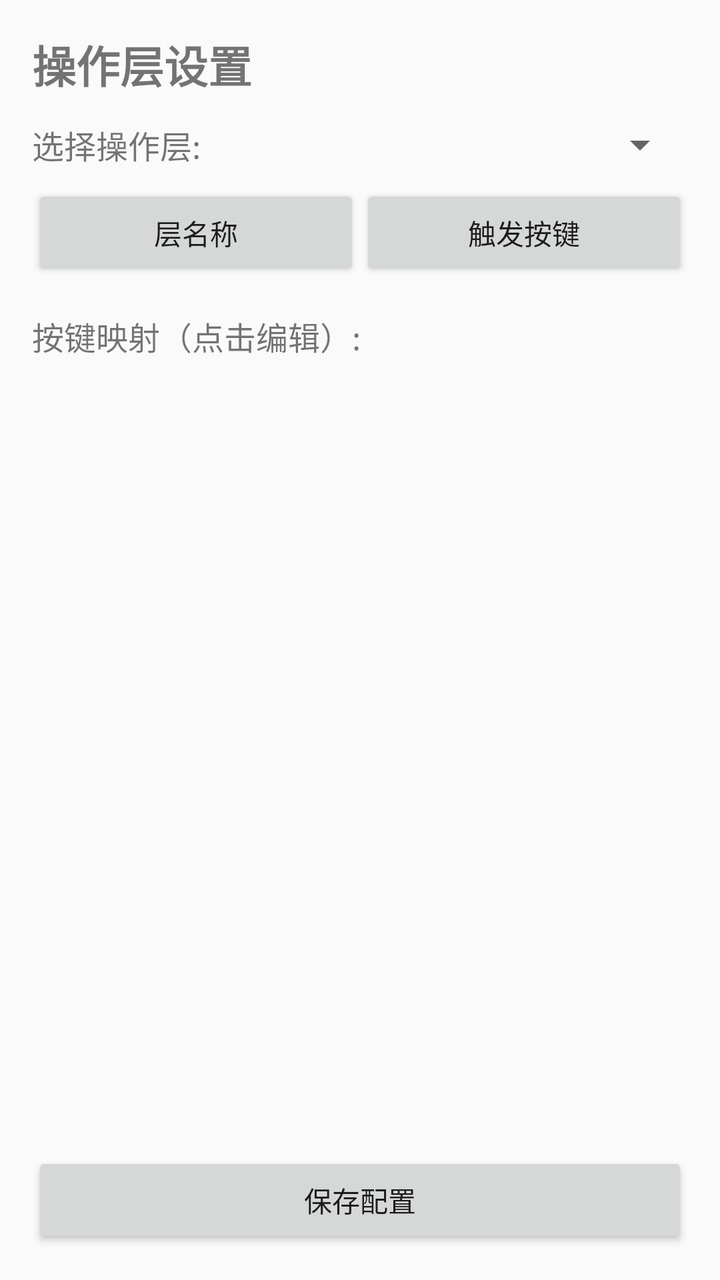
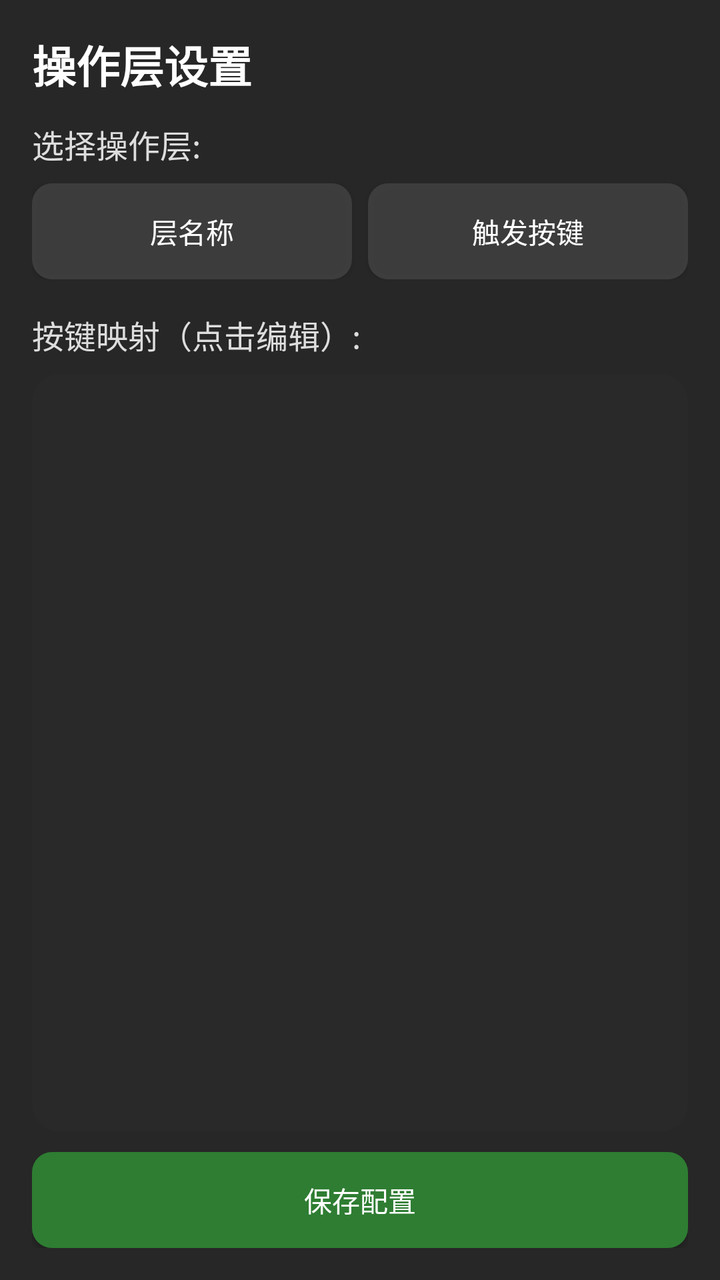

Before-and-after screenshots of an Android layout around one commit, followed by the original layout XML and the change that was made.
<!-- AndroidManifest.xml: application theme Theme.AppCompat.DayNight.DarkActionBar -->
<!-- res/layout/activity_layer_edit.xml -->
<?xml version="1.0" encoding="utf-8"?>
<LinearLayout xmlns:android="http://schemas.android.com/apk/res/android"
    android:layout_width="match_parent"
    android:layout_height="match_parent"
    android:orientation="vertical"
    android:padding="16dp">

    
    <TextView
        android:layout_width="match_parent"
        android:layout_height="wrap_content"
        android:text="操作层设置"
        android:textSize="22sp"
        android:textStyle="bold"
        android:paddingBottom="12dp" />

    
    <LinearLayout
        android:layout_width="match_parent"
        android:layout_height="wrap_content"
        android:orientation="horizontal"
        android:gravity="center_vertical"
        android:paddingBottom="8dp">

        <TextView
            android:layout_width="wrap_content"
            android:layout_height="wrap_content"
            android:text="选择操作层: "
            android:textSize="16sp" />

        
        <Spinner
            android:id="@+id/spinner_layer"
            android:layout_width="0dp"
            android:layout_height="wrap_content"
            android:layout_weight="1" />
    </LinearLayout>

    
    <LinearLayout
        android:layout_width="match_parent"
        android:layout_height="wrap_content"
        android:orientation="horizontal"
        android:paddingBottom="8dp">

        
        <Button
            android:id="@+id/btn_edit_layer_name"
            android:layout_width="0dp"
            android:layout_height="wrap_content"
            android:layout_weight="1"
            android:text="层名称" />

        
        <Button
            android:id="@+id/btn_edit_trigger"
            android:layout_width="0dp"
            android:layout_height="wrap_content"
            android:layout_weight="1"
            android:text="触发按键" />
    </LinearLayout>

    
    <TextView
        android:layout_width="match_parent"
        android:layout_height="wrap_content"
        android:text="按键映射（点击编辑）:"
        android:textSize="16sp"
        android:paddingTop="8dp"
        android:paddingBottom="8dp" />

    
    <ListView
        android:id="@+id/list_mappings"
        android:layout_width="match_parent"
        android:layout_height="0dp"
        android:layout_weight="1" />

    
    <Button
        android:id="@+id/btn_save"
        android:layout_width="match_parent"
        android:layout_height="wrap_content"
        android:text="保存配置"
        android:layout_marginTop="8dp" />

</LinearLayout>
<!-- resources referenced by this layout -->
<resources>

</resources>

<!-- the commit's change to res/layout/activity_layer_edit.xml (unified diff, before → after) -->
@@ -3,6 +3,7 @@
     android:layout_width="match_parent"
     android:layout_height="match_parent"
     android:orientation="vertical"
+    android:background="@drawable/bg_panel"
     android:padding="16dp">
 
     
@@ -12,6 +13,7 @@
         android:text="操作层设置"
         android:textSize="22sp"
         android:textStyle="bold"
+        android:textColor="#FFFFFFFF"
         android:paddingBottom="12dp" />
 
     
@@ -26,14 +28,18 @@
             android:layout_width="wrap_content"
             android:layout_height="wrap_content"
             android:text="选择操作层: "
-            android:textSize="16sp" />
+            android:textSize="16sp"
+            android:textColor="#FFDDDDDD" />
 
         
         <Spinner
             android:id="@+id/spinner_layer"
             android:layout_width="0dp"
             android:layout_height="wrap_content"
-            android:layout_weight="1" />
+            android:layout_weight="1"
+            android:background="@drawable/bg_input"
+            android:textColor="#FFFFFFFF"
+            android:paddingHorizontal="10dp" />
     </LinearLayout>
 
     
@@ -49,7 +55,10 @@
             android:layout_width="0dp"
             android:layout_height="wrap_content"
             android:layout_weight="1"
-            android:text="层名称" />
+            android:layout_marginEnd="4dp"
+            android:text="层名称"
+            android:textColor="#FFFFFFFF"
+            android:background="@drawable/bg_button" />
 
         
         <Button
@@ -57,7 +66,10 @@
             android:layout_width="0dp"
             android:layout_height="wrap_content"
             android:layout_weight="1"
-            android:text="触发按键" />
+            android:layout_marginStart="4dp"
+            android:text="触发按键"
+            android:textColor="#FFFFFFFF"
+            android:background="@drawable/bg_button" />
     </LinearLayout>
 
     
@@ -66,6 +78,7 @@
         android:layout_height="wrap_content"
         android:text="按键映射（点击编辑）:"
         android:textSize="16sp"
+        android:textColor="#FFDDDDDD"
         android:paddingTop="8dp"
         android:paddingBottom="8dp" />
 
@@ -74,7 +87,11 @@
         android:id="@+id/list_mappings"
         android:layout_width="match_parent"
         android:layout_height="0dp"
-        android:layout_weight="1" />
+        android:layout_weight="1"
+        android:background="@drawable/bg_card"
+        android:divider="#33FFFFFF"
+        android:dividerHeight="1dp"
+        android:padding="6dp" />
 
     
     <Button
@@ -82,6 +99,8 @@
         android:layout_width="match_parent"
         android:layout_height="wrap_content"
         android:text="保存配置"
-        android:layout_marginTop="8dp" />
+        android:textColor="#FFFFFFFF"
+        android:background="@drawable/bg_button_green"
+        android:layout_marginTop="10dp" />
 
 </LinearLayout>
<!-- resource entries referenced after the edit -->
@@ -1,5 +1,56 @@
 <!-- resources referenced by this layout -->
 <resources>
-
+  <!-- drawable bg_button (drawable) -->
+  <?xml version="1.0" encoding="utf-8"?>
+  <selector xmlns:android="http://schemas.android.com/apk/res/android">
+      <item android:state_pressed="true">
+          <shape>
+              <solid android:color="#CC6E6E6E" />
+              <corners android:radius="10dp" />
+          </shape>
+      </item>
+      <item>
+          <shape>
+              <solid android:color="#CC444444" />
+              <corners android:radius="10dp" />
+          </shape>
+      </item>
+  </selector>
+  <!-- drawable bg_button_green (drawable) -->
+  <?xml version="1.0" encoding="utf-8"?>
+  <selector xmlns:android="http://schemas.android.com/apk/res/android">
+      <item android:state_pressed="true">
+          <shape>
+              <solid android:color="#FF388E3C" />
+              <corners android:radius="10dp" />
+          </shape>
+      </item>
+      <item>
+          <shape>
+              <solid android:color="#FF2E7D32" />
+              <corners android:radius="10dp" />
+          </shape>
+      </item>
+  </selector>
+  <!-- drawable bg_card (drawable) -->
+  <?xml version="1.0" encoding="utf-8"?>
+  <shape xmlns:android="http://schemas.android.com/apk/res/android">
+      <solid android:color="#F22A2A2A" />
+      <corners android:radius="14dp" />
+  </shape>
+  <!-- drawable bg_input (drawable) -->
+  <?xml version="1.0" encoding="utf-8"?>
+  <shape xmlns:android="http://schemas.android.com/apk/res/android">
+      <solid android:color="#33222222" />
+      <stroke
+          android:width="1dp"
+          android:color="#55FFFFFF" />
+      <corners android:radius="10dp" />
+  </shape>
+  <!-- drawable bg_panel (drawable) -->
+  <?xml version="1.0" encoding="utf-8"?>
+  <shape xmlns:android="http://schemas.android.com/apk/res/android">
+      <solid android:color="#F21C1C1C" />
+  </shape>
 </resources>
 
